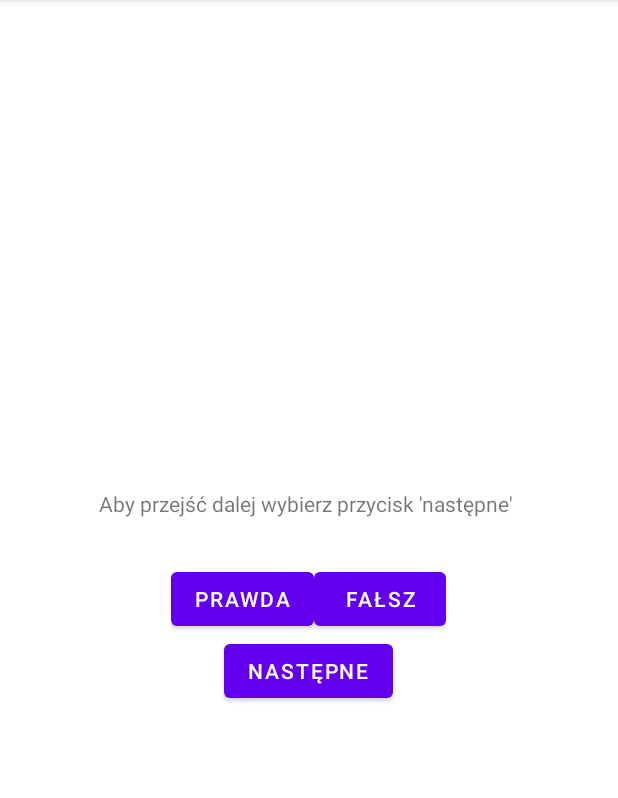
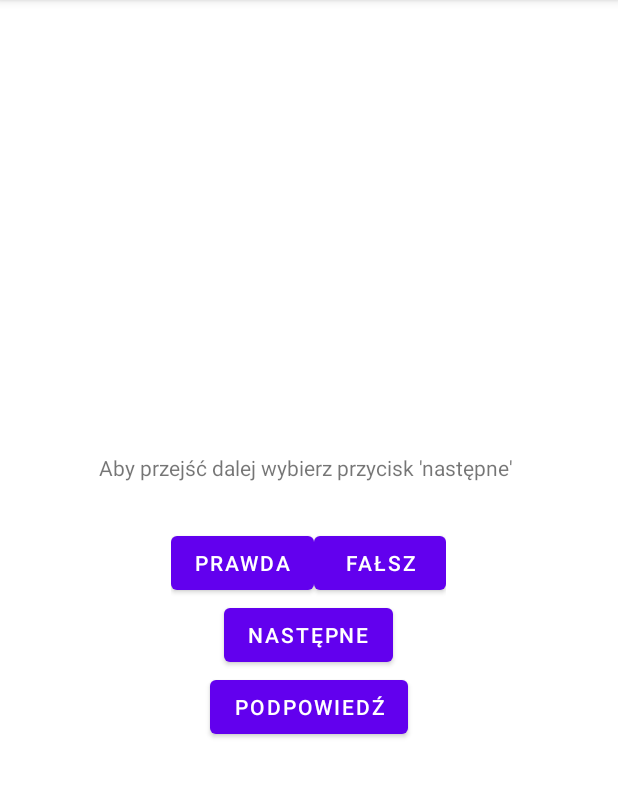
Before and after one commit to AnonymousKnownPerson/Quiz, an Android app: the screen it shows after launch (MainActivity), on a phone screen of 412 x 824 dp, the part 84-882 px from its top. Run offline under Robolectric (Android 15) with nearby library versions, the phone set to English and light mode, and no system bars; 1 statement that could not run was skipped.

Commit message:
12 PM Edit

```diff
--- a/app/src/main/AndroidManifest.xml
+++ b/app/src/main/AndroidManifest.xml
@@ -10,6 +10,9 @@
         android:supportsRtl="true"
         android:theme="@style/Theme.Quiz">
         <activity
+            android:name=".PromptActivity"
+            android:exported="false" />
+        <activity
             android:name=".MainActivity"
             android:exported="true">
             <intent-filter>
--- a/app/src/main/java/pl/edu/pb/wi/MainActivity.java
+++ b/app/src/main/java/pl/edu/pb/wi/MainActivity.java
@@ -1,5 +1,6 @@
 package pl.edu.pb.wi;
 
+import androidx.annotation.NonNull;
 import androidx.appcompat.app.AppCompatActivity;
 
 import android.os.Bundle;
@@ -8,13 +9,17 @@ import android.view.View;
 import android.widget.Button;
 import android.widget.TextView;
 import android.widget.Toast;
+import android.content.Intent;
 
 
 public class MainActivity extends AppCompatActivity {
-    private static final String QUIZ_TAG = "Main Activity";
+    private static final String QUIZ_TAG = "MainActivity";
+    private static final String KEY_CURRENT_INDEX = "currentIndex";
+    public static final String KEY_EXTRA_ANSWER = "pl.edu.pb.wi.quiz.correctAnswer";
     private Button trueButton;
     private Button falseButton;
     private Button nextButton;
+    private Button promptButton;
     private TextView questionTextView;
     private int currentIndex = 0;
 
@@ -64,14 +69,24 @@ public class MainActivity extends AppCompatActivity {
     }
 
     @Override
+    protected void onSaveInstanceState(@NonNull Bundle outState) {
+        super.onSaveInstanceState(outState);
+        Log.d(QUIZ_TAG, "Wywołana została metoda - onSaveInstanceState");
+        outState.putInt(KEY_CURRENT_INDEX, currentIndex);
+    }
+
+    @Override
     protected void onCreate(Bundle savedInstanceState) {
         super.onCreate(savedInstanceState);
         Log.d(QUIZ_TAG, "Wywołana została metoda cyklu życia - onCreate");
         setContentView(R.layout.activity_main);
+        if(savedInstanceState != null)currentIndex=savedInstanceState.getInt(KEY_CURRENT_INDEX);
         trueButton = findViewById(R.id.true_button);
         falseButton = findViewById(R.id.false_button);
         nextButton = findViewById(R.id.next_button);
+        promptButton = findViewById(R.id.promptButton);
         questionTextView = findViewById(R.id.question_text_view);
+        questionTextView.setText(questions[currentIndex].getQuestionId());
         trueButton.setOnClickListener(new View.OnClickListener(){
             @Override
             public void onClick(View v){
@@ -91,6 +106,12 @@ public class MainActivity extends AppCompatActivity {
                 setNextQuestion();
             }
         });
+        promptButton.setOnClickListener(v -> {
+            Intent intent = new Intent(MainActivity.this, PromptActivity.class);
+            boolean correctAnswer = questions[currentIndex].isTrueAnswer();
+            intent.putExtra(KEY_EXTRA_ANSWER, correctAnswer);
+            startActivity(intent);
+        });
 
 
     }
--- a/app/src/main/res/layout/activity_main.xml
+++ b/app/src/main/res/layout/activity_main.xml
@@ -41,4 +41,10 @@
         android:layout_height="wrap_content"
         android:text="@string/button_next"/>
 
+    <Button
+        android:id="@+id/promptButton"
+        android:layout_width="wrap_content"
+        android:layout_height="wrap_content"
+        android:text="Podpowiedź" />
+
 </LinearLayout>
```
Also changed, not shown: app/src/main/java/pl/edu/pb/wi/PromptActivity.java (added, +39 -0 lines), app/src/main/res/layout/activity_prompt.xml (added, +38 -0 lines), 1 other file.
